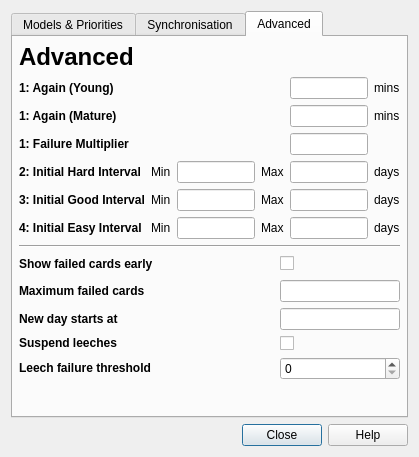
First picture: the form in designer/deckproperties.ui, repository ankitects/anki, before the edit.
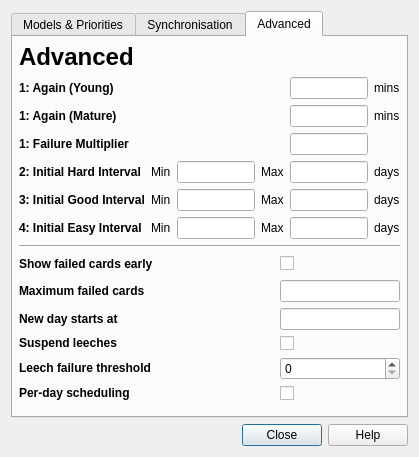
Second picture: the form after the edit. The open tabs and pages were chosen to show the change.

```diff
--- a/designer/deckproperties.ui
+++ b/designer/deckproperties.ui
@@ -589,6 +589,20 @@
          <item row="5" column="2">
           <widget class="QSpinBox" name="leechFails"/>
          </item>
+         <item row="6" column="0">
+          <widget class="QLabel" name="label_23">
+           <property name="text">
+            <string>&lt;b&gt;Per-day scheduling&lt;/b&gt;</string>
+           </property>
+          </widget>
+         </item>
+         <item row="6" column="2">
+          <widget class="QCheckBox" name="perDay">
+           <property name="text">
+            <string/>
+           </property>
+          </widget>
+         </item>
         </layout>
        </item>
        <item>
```
Left out of the diff: 1 changed line with no effect on the pictures.
